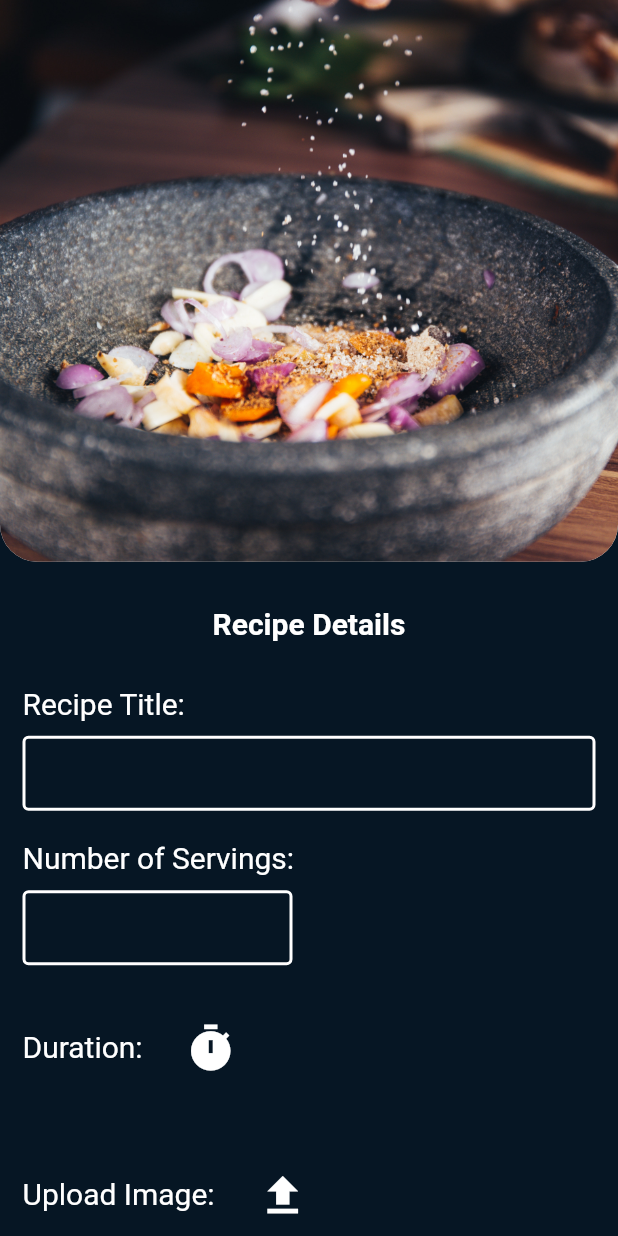
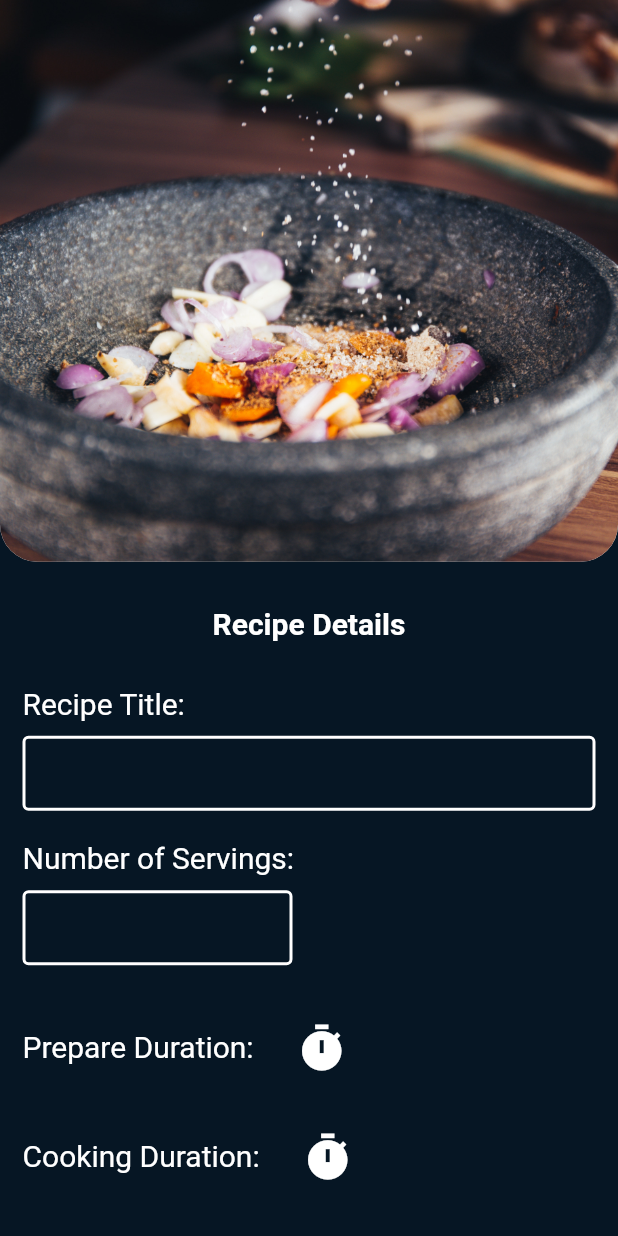
Before and after one commit to Prajj-10/Bhansa, a Flutter app: the PostRecipe screen opened directly, on a phone screen of 412 x 824 dp. Run offline on Flutter 3.47's test engine with Material 2 defaults, Android fonts, the phone set to English and light mode, and no system bars; our stand-ins replace cloud_firestore, easy_splash_screen, file_picker, firebase_auth, firebase_core, firebase_database and 10 more; missing offline and left inert: duration_picker; accounts and stored records are empty; network calls fail.

Commit message:
Updated with 2 Durations

```diff
--- a/cook_book/lib/app/PostRecipe/cookingSteps_model.dart
+++ b/cook_book/lib/app/PostRecipe/cookingSteps_model.dart
@@ -18,19 +18,20 @@ class CookingStepsModel{
 //Post Recipe Model
 
 class CookingStepsModel{
-  String? recipe_title, cooking_duration, image_url;
+  String? recipe_title, prepare_duration, cooking_duration,  image_url;
   int? num_of_servings;
   List<String>? cooking_steps;
   List<String>? recipe_ingredients;
 
-  CookingStepsModel({this.recipe_title, this.num_of_servings, this.recipe_ingredients, this.cooking_duration, this.image_url, this.cooking_steps});
+  CookingStepsModel({this.recipe_title, this.num_of_servings, this.recipe_ingredients, this.prepare_duration ,this.cooking_duration, this.image_url, this.cooking_steps});
 
   Map<String, dynamic> toJson(){
     final Map<String, dynamic> data = new Map<String, dynamic>();
     data['Recipe Title'] = recipe_title;
     data['Number of Servings'] = num_of_servings;
     data['Ingredients'] = recipe_ingredients;
-    data['Duration'] = cooking_duration;
+    data['Prepare Duration'] = prepare_duration;
+    data['Cooking Duration'] = cooking_duration;
     data['Directions'] = cooking_steps;
     data['Image'] = image_url;
 
--- a/cook_book/lib/app/PostRecipe/post_recipe.dart
+++ b/cook_book/lib/app/PostRecipe/post_recipe.dart
@@ -51,6 +51,11 @@ class _PostRecipeState extends State<PostRecipe> {
   Duration _duration = const Duration(hours: 0, minutes: 0);
   //var cook_time;
   //Duration selectedDuration = const Duration(hours: 0, minutes: 0);
+
+
+  //To display selected image in UI
+  //XFile? file;
+
 
 
 
@@ -202,6 +207,8 @@ class _PostRecipeState extends State<PostRecipe> {
                         width: 180,
                         child: TextField(
 
+                          keyboardType: TextInputType.number,
+
                           onChanged: (value){
                             steps_model.num_of_servings = int.parse(value);
                             //num_of_servings = value;
@@ -210,6 +217,7 @@ class _PostRecipeState extends State<PostRecipe> {
                           style: TextStyle(fontSize: 20, color: Colors.white),
 
                           decoration: InputDecoration(
+
                             enabledBorder: OutlineInputBorder(
                               borderSide: BorderSide(
                                 width: 2,
@@ -285,7 +293,53 @@ class _PostRecipeState extends State<PostRecipe> {
                       child: Row(
                         children: [
                           const Text(
-                            "Duration: ",
+                            "Prepare Duration: ",
+                            style: TextStyle(fontSize: 20, color: Colors.white),
+                          ),
+                          const SizedBox(
+                            width: 15,
+                          ),
+
+                          IconButton(
+
+                            color: Colors.white,
+                            icon: const Icon(Icons.timer, size: 35,),
+
+                            onPressed: () async {
+
+
+
+                              Duration? selectedDuration = await showDurationPicker(context: context, initialTime: const Duration(minutes: 0));
+
+                              ScaffoldMessenger.of(context).showSnackBar(
+                                SnackBar(content: Text('Preparing Duration is: $selectedDuration')),
+                              );
+
+                              setState(() {
+                                steps_model.prepare_duration = selectedDuration.toString();
+                              });
+
+
+
+                            },
+
+
+                          ),
+
+                        ],
+                      ),
+                    ),
+
+                    SizedBox(
+                      height: 25,
+                    ),
+
+
+                    Container(
+                      child: Row(
+                        children: [
+                          const Text(
+                            "Cooking Duration: ",
                             style: TextStyle(fontSize: 20, color: Colors.white),
                           ),
                           const SizedBox(
@@ -457,36 +511,20 @@ class _PostRecipeState extends State<PostRecipe> {
                       ),
                     ),
 
+                    SizedBox(
+                      height: 10,
+                    ),
+
+                    //if (file != null) Image.file(file!, height: 150, width: 150, fit: BoxFit.cover) else FlutterLogo(size: 150,),
+
+                    SizedBox(
+                      height: 40,
+                    ),
+
+
                     //Calling own widget
                     _uiWidget(),
 
-
-
-
-
-
-
-
-
-
-                    //
-                    //
-                    //
-                    //
-                    // ElevatedButton(
-                    //     onPressed: () {
-                    //
-                    //         addRecipe();
-                    //         //(steps_model.toJson());
-                    //
-                    //
-                    //     },
-                    //     child: Text('Post Recipe')
-                    // ),
-                    //
-                    // const SizedBox(
-                    //   height: 30,
-                    // ),
 
 
 
@@ -521,6 +559,7 @@ class _PostRecipeState extends State<PostRecipe> {
     //install file_picker package and import necessary library
     ImagePicker imagePicker = ImagePicker();
     XFile? file = await  imagePicker.pickImage(source: ImageSource.gallery);
+    //XFile? image = await  imagePicker.pickImage(source: ImageSource.gallery);
 
     if(file==null) return;
 
```
